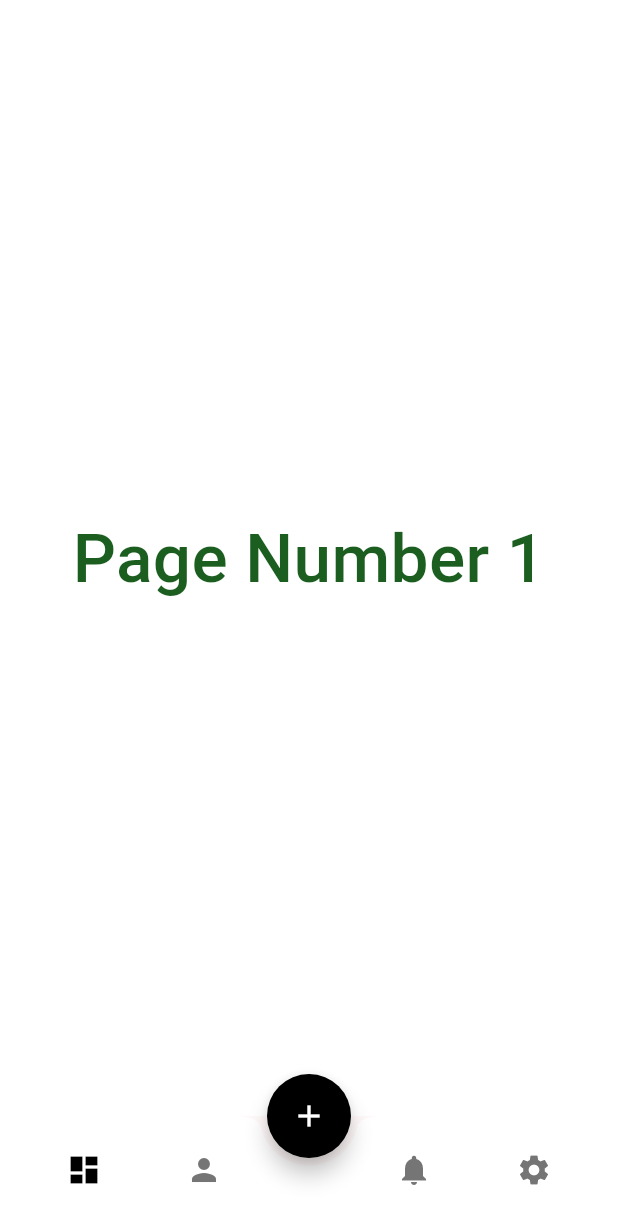
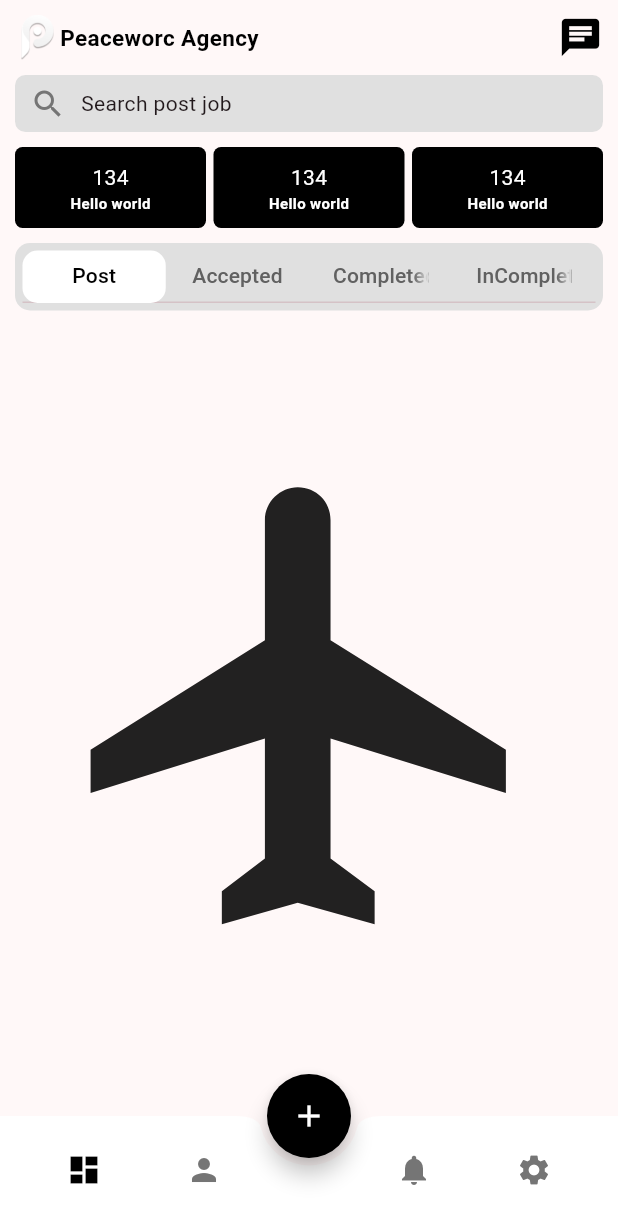
Before and after one commit to ekodusproduction/peaceworc-agency-flutter-app, a Flutter app: the HomePage screen opened directly, on a phone screen of 412 x 824 dp. Shown: the top 1224 px of the screen. Run offline on Flutter 3.47's test engine with Material 2 defaults, Android fonts, the phone set to English and light mode, and no system bars; our stand-ins replace flutter_svg.

Commit message:
tab bar - 4/9/23

```diff
--- /dev/null
+++ b/lib/ui/DashBoardScreen.dart
@@ -0,0 +1,162 @@
+import 'package:flutter/material.dart';
+
+class DashBoardScreen extends StatefulWidget {
+  const DashBoardScreen({super.key});
+
+  @override
+  State<DashBoardScreen> createState() => _DashBoardScreenState();
+}
+
+class _DashBoardScreenState extends State<DashBoardScreen> {
+  @override
+  Widget build(BuildContext context) {
+    return DefaultTabController(
+      length: 4,
+      child: SafeArea(
+        child: Scaffold(
+          body: Padding(
+            padding: EdgeInsets.all(10.0),
+            child: Column(
+              children: [
+                Row(
+                  mainAxisAlignment: MainAxisAlignment.spaceBetween,
+                  children: [
+                    Row(
+                      children: [
+                        Container(
+                            width: 30,
+                            height: 30,
+                            child: Image.asset("assets/images/new_logo.png")
+                        ),
+                        Text(
+                          'Peaceworc Agency',
+                          style: TextStyle(
+                              color: Colors.black,
+                              fontWeight: FontWeight.bold,
+                              fontSize: 15
+                          ),
+                        ),
+                      ],
+                    ),
+                    Icon(Icons.chat, color: Colors.black, size: 30.0,)
+                  ],
+                ),
+                SizedBox(height: 10.0,),
+                Container(
+                  decoration: BoxDecoration(
+                    color: Colors.grey[300],
+                    borderRadius: BorderRadius.circular(7.0)
+                  ),
+                  child: Row(
+                    children: [
+                      Padding(
+                        padding: const EdgeInsets.only(top: 7.0, bottom: 7.0, left: 10.0),
+                        child: Icon(Icons.search_outlined, color: Colors.grey[600],),
+                      ),
+                      SizedBox(width: 10.0,),
+                      Text("Search post job")
+                    ],
+                  ),
+                ),
+                SizedBox(height: 10.0,),
+                Flex(
+                    direction: Axis.horizontal,
+                    mainAxisAlignment: MainAxisAlignment.spaceBetween,
+                    children: [
+                      Expanded(
+                          child: Container(
+                            child: Padding(
+                              padding: const EdgeInsets.only(top: 10, bottom: 10.0),
+                              child: Column(
+                                children: [
+                                  Text("134", style: TextStyle(color: Colors.white),),
+                                  Text("Hello world", style: TextStyle(color: Colors.white, fontWeight: FontWeight.bold, fontSize: 10.0),),
+                                ],
+                              ),
+                            ),
+                            decoration: BoxDecoration(
+                              color: Colors.black,
+                              borderRadius: BorderRadius.circular(5.0)
+                            ),
+                          )
+                      ),
+                      SizedBox(width: 5,),
+                      Expanded(
+                          child: Container(
+                            child: Padding(
+                              padding: const EdgeInsets.only(top: 10, bottom: 10.0),
+                              child: Column(
+                                children: [
+                                  Text("134", style: TextStyle(color: Colors.white),),
+                                  Text("Hello world", style: TextStyle(color: Colors.white, fontWeight: FontWeight.bold, fontSize: 10.0),),
+                                ],
+                              ),
+                            ),
+                            decoration: BoxDecoration(
+                                color: Colors.black,
+                                borderRadius: BorderRadius.circular(5.0)
+                            ),
+                          )
+                      ),
+                      SizedBox(width: 5,),
+                      Expanded(
+                          child: Container(
+                            child: Padding(
+                              padding: const EdgeInsets.only(top: 10, bottom: 10.0),
+                              child: Column(
+                                children: [
+                                  Text("134", style: TextStyle(color: Colors.white),),
+                                  Text("Hello world", style: TextStyle(color: Colors.white, fontWeight: FontWeight.bold, fontSize: 10.0),),
+                                ],
+                              ),
+                            ),
+                            decoration: BoxDecoration(
+                                color: Colors.black,
+                                borderRadius: BorderRadius.circular(5.0)
+                            ),
+                          )
+                      ),
+                    ],
+                ),
+                SizedBox(height: 10.0,),
+                Container(
+                  height: 45,
+                  decoration: BoxDecoration(
+                      color: Colors.grey[300],
+                      borderRadius: BorderRadius.circular(10.0),
+                  ),
+                  child: TabBar(
+                    padding: EdgeInsets.all(5.0),
+                    indicator: BoxDecoration(
+                      color: Colors.white,
+                      borderRadius: BorderRadius.circular(10.0),
+                    ),
+                    labelColor: Colors.black,
+                    unselectedLabelColor: Colors.grey[700],
+                    indicatorSize: TabBarIndicatorSize.tab,
+                    tabs: [
+                      Tab(text: "Post",),
+                      Tab(text: "Accepted",),
+                      Tab(text: "Completed",),
+                      Tab(text: "InComplete",),
+                    ],
+                  ),
+                ),
+                const Expanded(
+                    child:  TabBarView(
+                      children: [
+                        Icon(Icons.flight, size: 350),
+                        Icon(Icons.directions_transit, size: 350),
+                        Icon(Icons.directions_car, size: 350),
+                        Icon(Icons.child_friendly_sharp, size: 350),
+                      ],
+                    ),
+                )
+              ],
+            ),
+          )
+        ),
+      ),
+    );
+  }
+}
--- a/lib/ui/HomePage.dart
+++ b/lib/ui/HomePage.dart
@@ -1,4 +1,5 @@
 import 'package:flutter/material.dart';
+import 'package:peaceworc_agency/ui/DashBoardScreen.dart';
 class HomePage extends StatefulWidget {
   const HomePage({Key? key}) : super(key: key);
 
@@ -9,13 +10,13 @@ class HomePage extends StatefulWidget {
 class _HomePageState extends State<HomePage> {
   int currentTab = 0;
   final List<Widget> pages = [
-     Page1(),
+     DashBoardScreen(),
      Page2(),
      Page3(),
      Page4(),
   ];
   final PageStorageBucket bucket = PageStorageBucket();
-  Widget currentScreen = Page1();
+  Widget currentScreen = DashBoardScreen();
 
   @override
   Widget build(BuildContext context) {
@@ -46,7 +47,7 @@ class _HomePageState extends State<HomePage> {
                   minWidth: 40,
                   onPressed: (){
                     setState(() {
-                      currentScreen = Page1();
+                      currentScreen = DashBoardScreen();
                       currentTab = 0;
                     });
                   },
@@ -104,27 +105,6 @@ class _HomePageState extends State<HomePage> {
               ),
             ],
           )
-        ),
-      ),
-    );
-  }
-}
-
-class Page1 extends StatelessWidget {
-  const Page1({Key? key}) : super(key: key);
-
-  @override
-  Widget build(BuildContext context) {
-    return Container(
-      color: Colors.white,
-      child: Center(
-        child: Text(
-          "Page Number 1",
-          style: TextStyle(
-            color: Colors.green[900],
-            fontSize: 45,
-            fontWeight: FontWeight.w500,
-          ),
         ),
       ),
     );
--- a/lib/ui/SignUpScreen.dart
+++ b/lib/ui/SignUpScreen.dart
@@ -1,4 +1,5 @@
 import 'package:flutter/material.dart';
+import 'package:peaceworc_agency/ui/HomePage.dart';
 import 'package:peaceworc_agency/ui/LoginScreen.dart';
 
 class SignUpScreen extends StatefulWidget {
@@ -112,7 +113,9 @@ class _SignUpScreenState extends State<SignUpScreen> {
                                     )
                                 )
                             ),
-                            onPressed: () => {}
+                            onPressed: () => {
+                              Navigator.push(context, MaterialPageRoute(builder: (context) => HomePage()))
+                            }
                         ),
                       ),
                       SizedBox(height: 30,),
```
